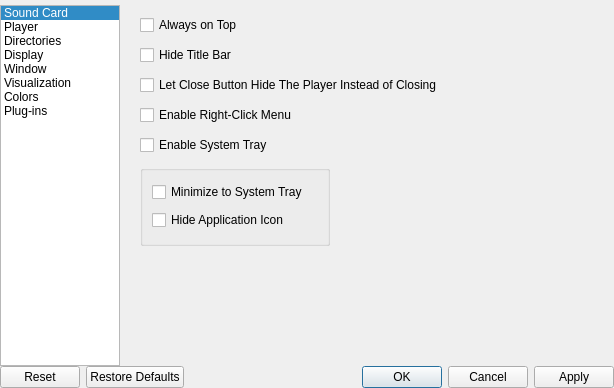
Qt form ui/SetupWindow.ui (ModPlugPlayer/ModPlugPlayer) before a commit.
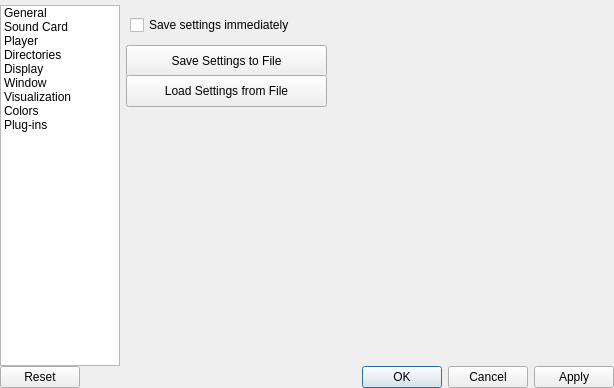
The same form after that commit.

The edit to the form file:
```diff
--- a/ui/SetupWindow.ui
+++ b/ui/SetupWindow.ui
@@ -94,8 +94,13 @@
           </size>
          </property>
          <property name="currentRow">
-          <number>0</number>
+          <number>-1</number>
          </property>
+         <item>
+          <property name="text">
+           <string>General</string>
+          </property>
+         </item>
          <item>
           <property name="text">
            <string>Sound Card</string>
@@ -141,8 +146,49 @@
        <item>
         <widget class="QStackedWidget" name="pages">
          <property name="currentIndex">
-          <number>4</number>
+          <number>0</number>
          </property>
+         <widget class="QWidget" name="page">
+          <widget class="QCheckBox" name="checkBoxSaveSettingsImmediately">
+           <property name="geometry">
+            <rect>
+             <x>10</x>
+             <y>10</y>
+             <width>231</width>
+             <height>20</height>
+            </rect>
+           </property>
+           <property name="text">
+            <string>Save settings immediately</string>
+           </property>
+          </widget>
+          <widget class="QPushButton" name="pushButton_3">
+           <property name="geometry">
+            <rect>
+             <x>6</x>
+             <y>40</y>
+             <width>201</width>
+             <height>32</height>
+            </rect>
+           </property>
+           <property name="text">
+            <string>Save Settings to File</string>
+           </property>
+          </widget>
+          <widget class="QPushButton" name="pushButton_4">
+           <property name="geometry">
+            <rect>
+             <x>6</x>
+             <y>70</y>
+             <width>201</width>
+             <height>32</height>
+            </rect>
+           </property>
+           <property name="text">
+            <string>Load Settings from File</string>
+           </property>
+          </widget>
+         </widget>
          <widget class="QWidget" name="soundCardPage">
           <layout class="QGridLayout" name="gridLayout_2">
            <item row="6" column="0">
@@ -801,7 +847,7 @@
         <enum>Qt::Horizontal</enum>
        </property>
        <property name="standardButtons">
-        <set>QDialogButtonBox::Apply|QDialogButtonBox::Cancel|QDialogButtonBox::Ok|QDialogButtonBox::Reset|QDialogButtonBox::RestoreDefaults</set>
+        <set>QDialogButtonBox::Apply|QDialogButtonBox::Cancel|QDialogButtonBox::Ok|QDialogButtonBox::Reset</set>
        </property>
       </widget>
      </item>
```
